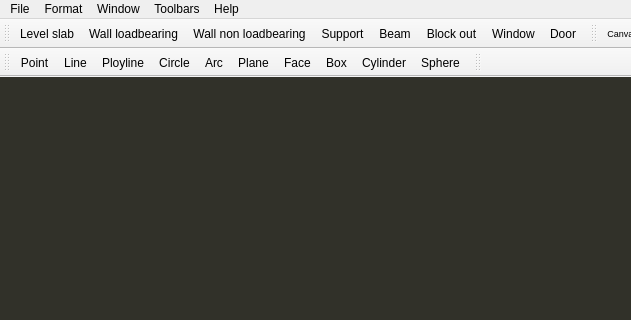
Above: mainwindow.ui from sme-gmbh/smepowercad before the change; both pictures show x 0 to 631 and y 0 to 320 of the 845 by 558 pixel window. Below: the same form after it.
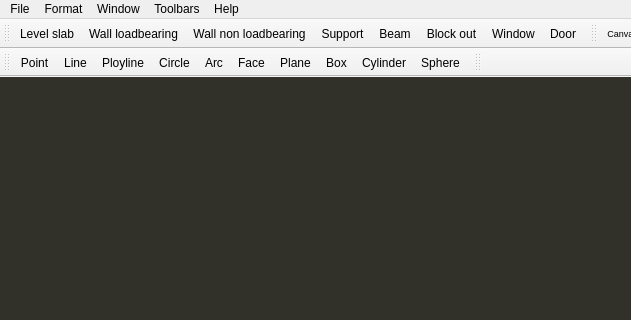
That is the form after the change. Icons and pictures are not drawn.

The edit to the form file:
```diff
--- a/mainwindow.ui
+++ b/mainwindow.ui
@@ -422,8 +422,8 @@
    <addaction name="action_basic_polylinie"/>
    <addaction name="action_basic_circle"/>
    <addaction name="action_basic_arc"/>
-   <addaction name="action_basic_plane"/>
    <addaction name="action_basic_face"/>
+   <addaction name="action_basic_plane"/>
    <addaction name="action_basic_box"/>
    <addaction name="action_basic_cylinder"/>
    <addaction name="action_basic_sphere"/>
```
Left out of the diff: 20 changed lines with no effect on the pictures.
